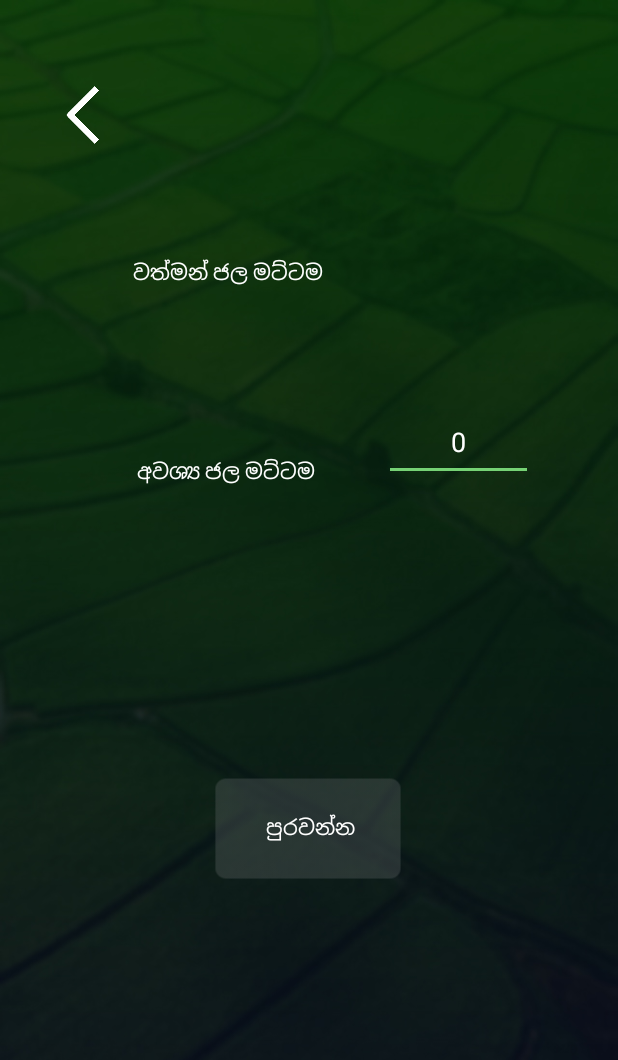
After one commit to manjitha-teshara/Smart_Kubura-Firebase, an Android app: the StartWaterPassActivity screen opened directly, with no data from a screen before it, on a phone screen of 412 x 824 dp. The commit adds this screen. Shown: the top 1060 px of the screen. Run offline under Robolectric (Android 15) with nearby library versions, the phone set to English and light mode, and no system bars; 1 statement that could not run was skipped.

Commit message:
Stop/Start Water Pass Activities Created

```diff
--- a/app/src/main/AndroidManifest.xml
+++ b/app/src/main/AndroidManifest.xml
@@ -23,7 +23,9 @@
                 <category android:name="android.intent.category.LAUNCHER" />
             </intent-filter>
         </activity>
-        <activity android:name=".AddPaddyFieldActivity"></activity>
+        <activity android:name=".AddPaddyFieldActivity" />
+        <activity android:name=".StartWaterPassActivity" />
+        <activity android:name=".StopWaterPassActivity"></activity>
     </application>
 
 </manifest>
--- a/app/src/main/java/com/trycatch/wasuradananjith/smartkubura2/AddPaddyFieldActivity.java
+++ b/app/src/main/java/com/trycatch/wasuradananjith/smartkubura2/AddPaddyFieldActivity.java
@@ -69,7 +69,7 @@ public class AddPaddyFieldActivity extends AppCompatActivity {
                 }
                 else{
 
-                    final PaddyField paddy = new PaddyField(level,paddyFieldName,imei,phone);
+                    final PaddyField paddy = new PaddyField(level,paddyFieldName,imei,phone,0);
 
                     mDatabase.addListenerForSingleValueEvent(new ValueEventListener() {
                         @Override
--- /dev/null
+++ b/app/src/main/java/com/trycatch/wasuradananjith/smartkubura2/StartWaterPassActivity.java
@@ -0,0 +1,37 @@
+package com.trycatch.wasuradananjith.smartkubura2;
+
+import android.content.Intent;
+import android.support.v7.app.AppCompatActivity;
+import android.os.Bundle;
+import android.view.View;
+import android.widget.ImageView;
+import android.widget.TextView;
+
+public class StartWaterPassActivity extends AppCompatActivity {
+    TextView txtWaterLevel;
+    ImageView btnBackButton;
+
+    @Override
+    protected void onCreate(Bundle savedInstanceState) {
+        super.onCreate(savedInstanceState);
+        setContentView(R.layout.activity_start_water_pass);
+
+        txtWaterLevel =(TextView)findViewById(R.id.lblcurrentWaterLevel);
+        btnBackButton = (ImageView)findViewById(R.id.imgBackButton);
+
+
+        Bundle bundle = getIntent().getExtras();
+        String water_level = bundle.getString("water_level");
+        txtWaterLevel.setText(water_level);
+
+        btnBackButton.setOnClickListener(new View.OnClickListener() {
+            @Override
+            public void onClick(View v) {
+                Intent intent = new Intent(getApplicationContext(), HomeActivity.class);
+                startActivity(intent);
+                finish();
+                overridePendingTransition(R.anim.push_left_in, R.anim.push_left_out);
+            }
+        });
+    }
+}
--- a/app/src/main/res/layout/activity_add_farm.xml
+++ b/app/src/main/res/layout/activity_add_farm.xml
@@ -106,7 +106,6 @@
         android:textColor="#ffffff"
         app:layout_constraintBottom_toBottomOf="parent"
         app:layout_constraintEnd_toStartOf="@+id/edtImeiNumber"
-        android:inputType="text"
         app:layout_constraintHorizontal_bias="0.496"
         app:layout_constraintStart_toStartOf="parent"
         app:layout_constraintTop_toBottomOf="@+id/textView3"
@@ -120,6 +119,7 @@
         android:layout_marginTop="8dp"
         android:ems="10"
         android:text=""
+        android:inputType="text"
         android:textColor="#ffffff"
         app:layout_constraintBottom_toBottomOf="parent"
         app:layout_constraintEnd_toEndOf="parent"
--- /dev/null
+++ b/app/src/main/res/layout/activity_start_water_pass.xml
@@ -0,0 +1,131 @@
+<?xml version="1.0" encoding="utf-8"?>
+<android.support.constraint.ConstraintLayout xmlns:android="http://schemas.android.com/apk/res/android"
+    xmlns:app="http://schemas.android.com/apk/res-auto"
+    xmlns:tools="http://schemas.android.com/tools"
+    android:layout_width="match_parent"
+    android:layout_height="match_parent"
+    android:background="@drawable/backgroundnew"
+    tools:context="com.trycatch.wasuradananjith.smartkubura2.StartWaterPassActivity">
+
+    <TextView
+        android:id="@+id/textView"
+        android:layout_width="wrap_content"
+        android:layout_height="wrap_content"
+        android:layout_marginBottom="8dp"
+        android:layout_marginEnd="8dp"
+        android:layout_marginStart="8dp"
+        android:layout_marginTop="8dp"
+        android:text="වත්මන් ජල මට්ටම"
+        android:textColor="#ffffff"
+        app:layout_constraintBottom_toBottomOf="parent"
+        app:layout_constraintEnd_toEndOf="parent"
+        app:layout_constraintHorizontal_bias="0.3"
+        app:layout_constraintStart_toStartOf="parent"
+        app:layout_constraintTop_toTopOf="parent"
+        app:layout_constraintVertical_bias="0.207" />
+
+    <TextView
+        android:id="@+id/lblcurrentWaterLevel"
+        android:layout_width="98dp"
+        android:layout_height="32dp"
+        android:layout_marginBottom="8dp"
+        android:layout_marginEnd="8dp"
+        android:layout_marginStart="8dp"
+        android:layout_marginTop="8dp"
+        android:text="0"
+        android:textAlignment="center"
+        android:textColor="#ffffff"
+        app:layout_constraintBottom_toBottomOf="parent"
+        app:layout_constraintEnd_toEndOf="parent"
+        app:layout_constraintHorizontal_bias="0.438"
+        app:layout_constraintStart_toEndOf="@+id/textView"
+        app:layout_constraintTop_toTopOf="parent"
+        app:layout_constraintVertical_bias="0.211" />
+
+    <TextView
+        android:id="@+id/textView3"
+        android:layout_width="wrap_content"
+        android:layout_height="wrap_content"
+        android:layout_marginBottom="8dp"
+        android:layout_marginEnd="8dp"
+        android:layout_marginStart="8dp"
+        android:layout_marginTop="8dp"
+        android:text="අවශ්‍ය ජල මට්ටම"
+        android:textColor="#ffffff"
+        app:layout_constraintBottom_toBottomOf="parent"
+        app:layout_constraintEnd_toEndOf="parent"
+        app:layout_constraintHorizontal_bias="0.302"
+        app:layout_constraintStart_toStartOf="parent"
+        app:layout_constraintTop_toBottomOf="@+id/textView"
+        app:layout_constraintVertical_bias="0.175" />
+
+    <EditText
+        android:id="@+id/txtNeededWaterLevel"
+        android:layout_width="99dp"
+        android:layout_height="51dp"
+        android:layout_marginBottom="8dp"
+        android:layout_marginEnd="8dp"
+        android:layout_marginStart="8dp"
+        android:layout_marginTop="8dp"
+        android:ems="10"
+        android:inputType="phone"
+        android:text="0"
+        android:textAlignment="center"
+        android:textColor="#ffffff"
+        app:layout_constraintBottom_toBottomOf="parent"
+        app:layout_constraintEnd_toEndOf="parent"
+        app:layout_constraintHorizontal_bias="0.436"
+        app:layout_constraintStart_toEndOf="@+id/textView3"
+        app:layout_constraintTop_toBottomOf="@+id/lblcurrentWaterLevel"
+        app:layout_constraintVertical_bias="0.104" />
+
+    <ImageView
+        android:id="@+id/imgFillWater"
+        android:layout_width="143dp"
+        android:layout_height="132dp"
+        android:layout_marginBottom="8dp"
+        android:layout_marginEnd="8dp"
+        android:layout_marginStart="8dp"
+        android:layout_marginTop="8dp"
+        app:layout_constraintBottom_toBottomOf="parent"
+        app:layout_constraintEnd_toEndOf="parent"
+        app:layout_constraintHorizontal_bias="0.498"
+        app:layout_constraintStart_toStartOf="parent"
+        app:layout_constraintTop_toTopOf="parent"
+        app:layout_constraintVertical_bias="0.711"
+        app:srcCompat="@drawable/blankbutton" />
+
+    <TextView
+        android:id="@+id/txtFillWater"
+        android:layout_width="81dp"
+        android:layout_height="34dp"
+        android:layout_marginBottom="8dp"
+        android:layout_marginEnd="8dp"
+        android:layout_marginStart="8dp"
+        android:layout_marginTop="8dp"
+        android:text="පුරවන්න"
+        android:textAlignment="center"
+        android:textColor="#FFFFFF"
+        app:layout_constraintBottom_toBottomOf="@+id/imgFillWater"
+        app:layout_constraintEnd_toEndOf="@+id/imgFillWater"
+        app:layout_constraintHorizontal_bias="0.521"
+        app:layout_constraintStart_toStartOf="@+id/imgFillWater"
+        app:layout_constraintTop_toTopOf="@+id/imgFillWater"
+        app:layout_constraintVertical_bias="0.548" />
+
+    <ImageView
+        android:id="@+id/imgBackButton"
+        android:layout_width="47dp"
+        android:layout_height="48dp"
+        android:layout_marginBottom="8dp"
+        android:layout_marginEnd="8dp"
+        android:layout_marginStart="8dp"
+        android:layout_marginTop="8dp"
+        app:layout_constraintBottom_toBottomOf="parent"
+        app:layout_constraintEnd_toEndOf="parent"
+        app:layout_constraintHorizontal_bias="0.074"
+        app:layout_constraintStart_toStartOf="parent"
+        app:layout_constraintTop_toTopOf="parent"
+        app:layout_constraintVertical_bias="0.059"
+        app:srcCompat="@drawable/backbutton" />
+</android.support.constraint.ConstraintLayout>
```
Also changed, not shown: app/src/main/java/com/trycatch/wasuradananjith/smartkubura2/HomeActivity.java (+51 -3 lines), app/src/main/java/com/trycatch/wasuradananjith/smartkubura2/Model/PaddyField.java (+11 -1 lines), app/src/main/java/com/trycatch/wasuradananjith/smartkubura2/StopWaterPassActivity.java (added, +38 -0 lines), app/src/main/res/layout/activity_stop_water_pass.xml (added, +130 -0 lines), app/src/main/res/drawable/blankbuttonred.png (added).
